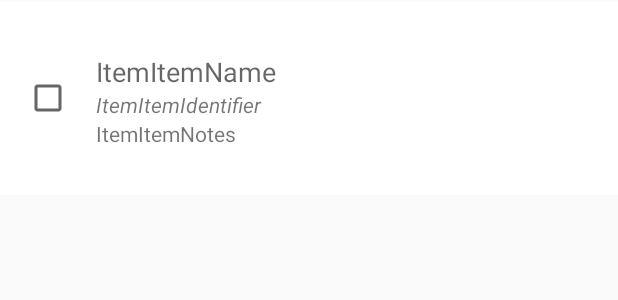
After one commit to Marvalero/catedrak, an Android app: the layout listitem_rv_item.xml on its own in the app's theme, with its tools: preview values and no code run, on a phone screen of 412 x 824 dp. The commit adds this screen. Shown: the top 300 px of the screen. Run offline under Robolectric (Android 15) with nearby library versions, the phone set to English and light mode, and no system bars.

Commit message:
Add ItemRecycleviewAdapter and ItemContract

```diff
--- a/Catedrapp/app/src/main/java/com/valero/catedrak/catedrapp/ListRecyclerAdapter.java
+++ b/Catedrapp/app/src/main/java/com/valero/catedrak/catedrapp/ListRecyclerAdapter.java
@@ -29,7 +29,6 @@ public class ListRecyclerAdapter extends RecyclerView.Adapter<ListRecyclerAdapte
 
     @Override
     public ListViewHolder onCreateViewHolder(ViewGroup parent, int position) {
-        Log.i("Adapter", "onCreateViewHolder");
         Context context = parent.getContext();
         LayoutInflater inflater = LayoutInflater.from(context);
         View view = inflater.inflate(R.layout.list_rv_item, parent, false);
@@ -57,11 +56,9 @@ public class ListRecyclerAdapter extends RecyclerView.Adapter<ListRecyclerAdapte
     }
 
     public void swapCursor(Cursor newCursor) {
-        // Always close the previous mCursor first
         if (mCursor != null) mCursor.close();
         mCursor = newCursor;
         if (newCursor != null) {
-            // Force the RecyclerView to refresh
             this.notifyDataSetChanged();
         }
     }
--- a/Catedrapp/app/src/main/java/com/valero/catedrak/catedrapp/MainActivity.java
+++ b/Catedrapp/app/src/main/java/com/valero/catedrak/catedrapp/MainActivity.java
@@ -54,7 +54,6 @@ public class MainActivity extends AppCompatActivity {
         CatedrappDbHelper dbHelper = new CatedrappDbHelper(this);
         mDb = dbHelper.getWritableDatabase();
         Cursor cursor = getAllLists();
-
 
         LinearLayoutManager linearLayoutManager = new LinearLayoutManager(this);
         linearLayoutManager.setOrientation(LinearLayoutManager.VERTICAL);
--- /dev/null
+++ b/Catedrapp/app/src/main/res/layout/listitem_rv_item.xml
@@ -0,0 +1,47 @@
+<?xml version="1.0" encoding="utf-8"?>
+<LinearLayout xmlns:android="http://schemas.android.com/apk/res/android"
+    android:layout_width="match_parent"
+    android:layout_height="wrap_content"
+    android:background="@color/itemView"
+    android:gravity="center_vertical"
+    android:layout_marginTop="1dp"
+    android:orientation="horizontal"
+    android:padding="16dp">
+
+    <android.support.v7.widget.AppCompatCheckBox
+        android:id="@+id/cb_completed"
+        android:layout_width="wrap_content"
+        android:layout_height="wrap_content" />
+
+    <LinearLayout xmlns:android="http://schemas.android.com/apk/res/android"
+        android:layout_width="match_parent"
+        android:layout_height="wrap_content"
+        android:background="@color/itemView"
+        android:gravity="center_vertical"
+        android:layout_marginTop="1dp"
+        android:orientation="vertical"
+        android:padding="16dp">
+
+        <TextView
+            android:id="@+id/tv_name"
+            android:layout_width="match_parent"
+            android:layout_height="wrap_content"
+            android:text="ItemItemName"
+            android:textAppearance="@style/TextAppearance.AppCompat.Medium" />
+
+        <TextView
+            android:id="@+id/tv_indentifier"
+            android:layout_width="match_parent"
+            android:layout_height="wrap_content"
+            android:textStyle="italic"
+            android:text="ItemItemIdentifier"
+            android:textAppearance="@style/TextAppearance.AppCompat.Small" />
+
+        <TextView
+            android:id="@+id/tv_notes"
+            android:layout_width="match_parent"
+            android:layout_height="wrap_content"
+            android:text="ItemItemNotes"
+            android:textAppearance="@style/TextAppearance.AppCompat.Small" />
+    </LinearLayout>
+</LinearLayout>
--- a/Catedrapp/app/src/main/res/values/strings.xml
+++ b/Catedrapp/app/src/main/res/values/strings.xml
@@ -5,6 +5,7 @@
     <!--Literals-->
     <string name="lit_lists">Lists</string>
     <string name="lit_import_list">Import Lists</string>
+    <string name="lit_items">Items</string>
     <string name="lit_do_you_want_to_remove">Are you sure you want to remove </string>
     <string name="lit_list_name">List Name</string>
     <string name="lit_save">Save</string>
```
Also changed, not shown: Catedrapp/app/src/main/java/com/valero/catedrak/catedrapp/ItemRecyclerAdapter.java (added, +86 -0 lines), Catedrapp/app/src/main/java/com/valero/catedrak/catedrapp/ListActivity.java (+34 -1 lines), Catedrapp/app/src/main/java/com/valero/catedrak/catedrapp/data/CatedrappContract.java (+9 -0 lines), Catedrapp/app/src/main/java/com/valero/catedrak/catedrapp/data/CatedrappDbHelper.java (+16 -3 lines), Catedrapp/app/src/main/res/layout/activity_list.xml (+23 -3 lines).
